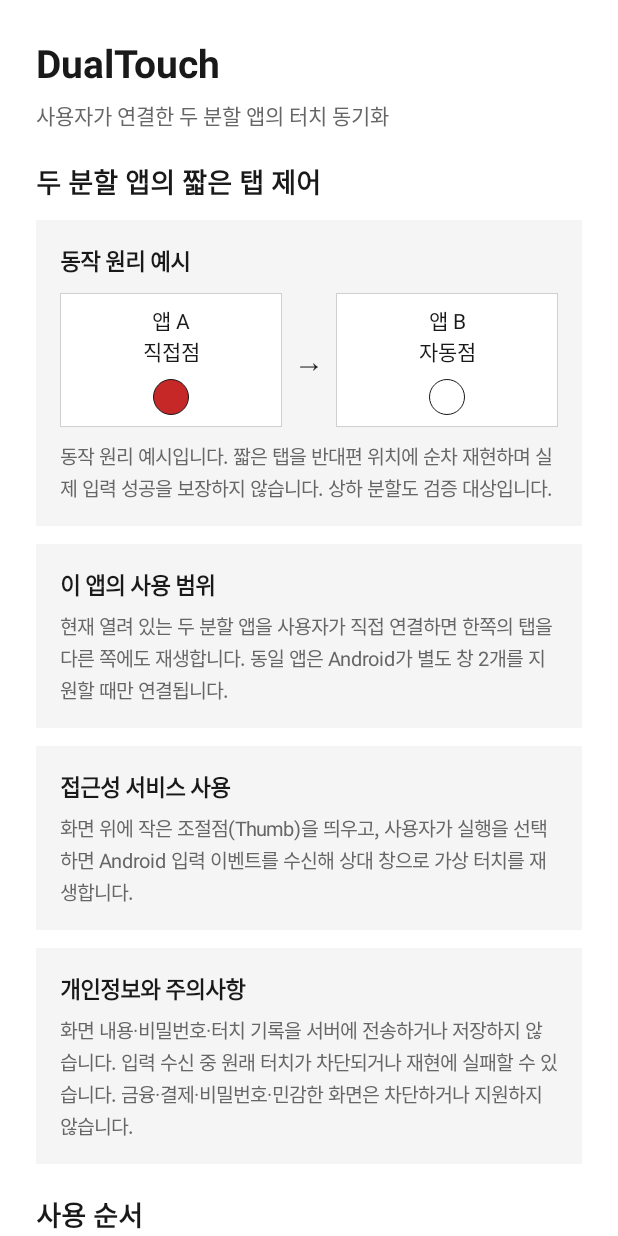
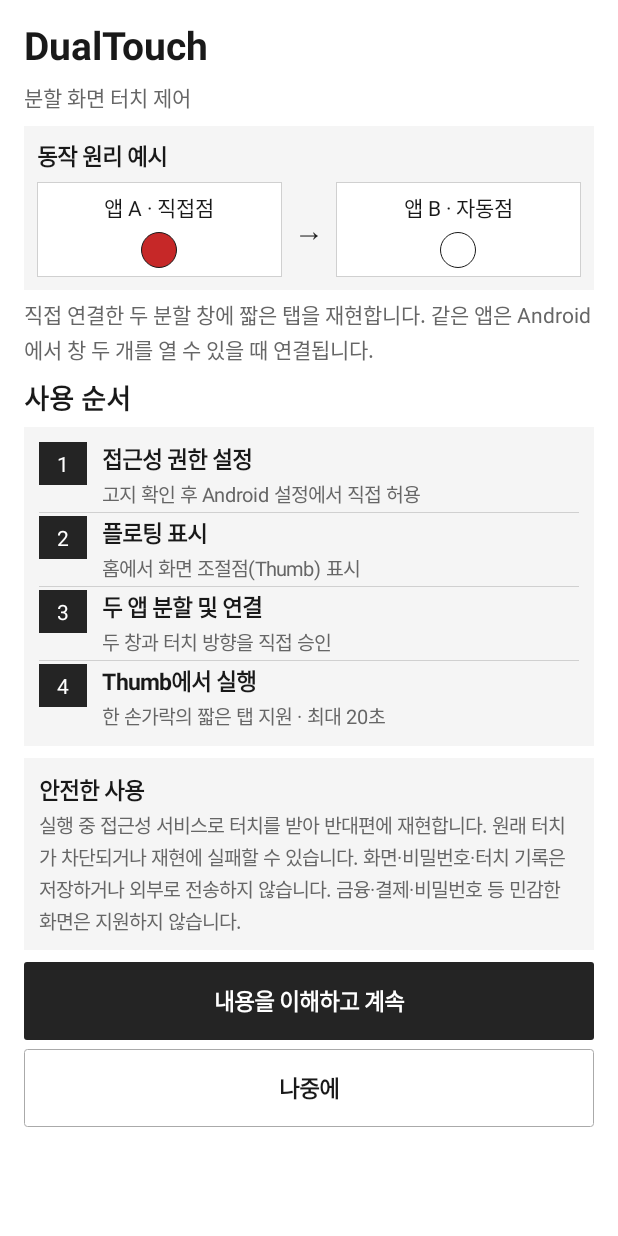
Before and after one commit to hebi10/DualTouch, an Android app: the screen it shows after launch (MainActivity), on a phone screen of 412 x 824 dp. Run offline under Robolectric (Android 15) with nearby library versions, the phone set to English and light mode, and no system bars.

Commit message:
fix: align DualTouch onboarding layout (#11)

```diff
--- a/app/build.gradle.kts
+++ b/app/build.gradle.kts
@@ -18,8 +18,8 @@ android {
         applicationId = "com.hebi.dualtouch"
         minSdk = 34
         targetSdk = 36
-        versionCode = 5
-        versionName = "0.0.5-poc"
+        versionCode = 6
+        versionName = "0.0.6-poc"
     }
 
     compileOptions {
--- a/app/src/main/java/com/hebi/dualtouch/MainActivity.kt
+++ b/app/src/main/java/com/hebi/dualtouch/MainActivity.kt
@@ -298,28 +298,39 @@ class MainActivity : Activity() {
         }
 
     private fun intro() {
-        header("DualTouch", "사용자가 연결한 두 분할 앱의 터치 동기화", false)
-        section("두 분할 앱의 짧은 탭 제어", 20)
+        if (viewport.widthCategory == WidthCategory.COMPACT) {
+            val padding = UiKit.dp(this, 4)
+            root.setPadding(padding, 0, padding, padding)
+        }
+        header("DualTouch", "분할 화면 터치 제어", false)
         addSplitExample()
-        card("이 앱의 사용 범위",
-            "현재 열려 있는 두 분할 앱을 사용자가 직접 연결하면 한쪽의 탭을 다른 쪽에도 재생합니다. 동일 앱은 Android가 별도 창 2개를 지원할 때만 연결됩니다.")
-        card("접근성 서비스 사용",
-            "화면 위에 작은 조절점(Thumb)을 띄우고, 사용자가 실행을 선택하면 Android 입력 이벤트를 수신해 상대 창으로 가상 터치를 재생합니다.")
-        card("개인정보와 주의사항",
-            "화면 내용·비밀번호·터치 기록을 서버에 전송하거나 저장하지 않습니다. " +
-                "입력 수신 중 원래 터치가 차단되거나 재현에 실패할 수 있습니다. 금융·결제·비밀번호·민감한 화면은 차단하거나 지원하지 않습니다.")
-        section("사용 순서", 20)
-        addSteps(listOf(
-            "접근성 권한 설정" to "고지 내용을 확인하고 Android 설정에서 직접 허용합니다.",
-            "플로팅 표시" to "홈에서 Thumb를 표시합니다.",
-            "두 앱 분할 및 연결" to "Android 분할 화면을 열고 두 앱과 방향을 승인합니다.",
-            "Thumb에서 실행" to "한 손가락의 짧은 탭만 지원하며 최대 20초 후 중지됩니다."
-        ))
-        addAction("내용을 이해하고 계속", top = 26) {
+        addBody(
+            "직접 연결한 두 분할 창에 짧은 탭을 재현합니다. 같은 앱은 Android에서 창 두 개를 열 수 있을 때 연결됩니다.",
+            secondary = true,
+            top = 6,
+        )
+        section("사용 순서", 8)
+        addSteps(
+            listOf(
+                "접근성 권한 설정" to "고지 확인 후 Android 설정에서 직접 허용",
+                "플로팅 표시" to "홈에서 화면 조절점(Thumb) 표시",
+                "두 앱 분할 및 연결" to "두 창과 터치 방향을 직접 승인",
+                "Thumb에서 실행" to "한 손가락의 짧은 탭 지원 · 최대 20초",
+            ),
+            compact = true,
+        )
+        val safety = UiKit.card(this, palette, 10)
+        UiKit.add(safety, UiKit.text(this, palette, "안전한 사용", 15f, true))
+        UiKit.add(safety, UiKit.text(this, palette,
+            "실행 중 접근성 서비스로 터치를 받아 반대편에 재현합니다. 원래 터치가 차단되거나 재현에 실패할 수 있습니다. " +
+                "화면·비밀번호·터치 기록은 저장하거나 외부로 전송하지 않습니다. 금융·결제·비밀번호 등 민감한 화면은 지원하지 않습니다.",
+            13f, secondary = true), topDp = 3)
+        UiKit.add(root, safety, topDp = 8)
+        addAction("내용을 이해하고 계속", top = 8) {
             settings.onboardingRead = true
             go(Page.HOME)
         }
-        addAction("나중에", false) { finish() }
+        addAction("나중에", false, top = 6) { finish() }
     }
 
     private fun statusRow(parent: LinearLayout, label: String, kind: LineIcon): TextView {
@@ -570,14 +581,21 @@ class MainActivity : Activity() {
         }
     }
 
-    private fun addSteps(steps: List<Pair<String, String>>) {
-        val container = UiKit.card(this, palette, 12)
+    private fun addSteps(steps: List<Pair<String, String>>, compact: Boolean = false) {
+        val container = UiKit.card(this, palette, if (compact) 10 else 12)
+        val dividerGap = if (compact) 2 else 8
         steps.forEachIndexed { index, (title, detail) ->
             if (index > 0) {
-                UiKit.add(container, View(this).apply {
+                val divider = View(this).apply {
                     setBackgroundColor(palette.line)
-                    minimumHeight = UiKit.dp(this@MainActivity, 1)
-                }, topDp = 8, bottomDp = 8)
+                }
+                container.addView(divider, LinearLayout.LayoutParams(
+                    ViewGroup.LayoutParams.MATCH_PARENT,
+                    UiKit.dp(this, 1),
+                ).apply {
+                    topMargin = UiKit.dp(this@MainActivity, dividerGap)
+                    bottomMargin = topMargin
+                })
             }
             val row = LinearLayout(this).apply {
                 orientation = LinearLayout.HORIZONTAL
@@ -593,22 +611,23 @@ class MainActivity : Activity() {
             })
             val body = UiKit.column(this)
             UiKit.add(body, UiKit.text(this, palette, title, 15f, true))
-            UiKit.add(body, UiKit.text(this, palette, detail, 14f, secondary = true), topDp = 4)
+            UiKit.add(body, UiKit.text(this, palette, detail, if (compact) 13f else 14f, secondary = true),
+                topDp = if (compact) 2 else 4)
             row.addView(body, LinearLayout.LayoutParams(0, ViewGroup.LayoutParams.WRAP_CONTENT, 1f))
             UiKit.add(container, row)
         }
-        UiKit.add(root, container, topDp = 10)
+        UiKit.add(root, container, topDp = if (compact) 6 else 10)
     }
 
     private fun addSplitExample() {
-        val sample = UiKit.card(this, palette)
+        val sample = UiKit.card(this, palette, 9)
         UiKit.add(sample, UiKit.text(this, palette, "동작 원리 예시", 15f, true))
         val row = LinearLayout(this).apply {
             orientation = LinearLayout.HORIZONTAL
             gravity = Gravity.CENTER_VERTICAL
         }
         fun examplePane(label: String, color: Int): LinearLayout {
-            return UiKit.column(this, 8).apply {
+            return UiKit.column(this, 6).apply {
                 gravity = Gravity.CENTER_HORIZONTAL
                 background = UiKit.shape(palette.background, palette.line)
                 UiKit.add(this, UiKit.centeredLabel(this@MainActivity, label, palette.text, 14f))
@@ -621,18 +640,17 @@ class MainActivity : Activity() {
                     importantForAccessibility = View.IMPORTANT_FOR_ACCESSIBILITY_NO
                 }
                 addView(marker, LinearLayout.LayoutParams(UiKit.dp(this@MainActivity, 24),
-                    UiKit.dp(this@MainActivity, 24)).apply { topMargin = UiKit.dp(this@MainActivity, 8) })
+                    UiKit.dp(this@MainActivity, 24)).apply { topMargin = UiKit.dp(this@MainActivity, 6) })
             }
         }
-        row.addView(examplePane("앱 A\n직접점", 0xFFC62828.toInt()),
+        row.addView(examplePane("앱 A · 직접점", 0xFFC62828.toInt()),
             LinearLayout.LayoutParams(0, ViewGroup.LayoutParams.WRAP_CONTENT, 1f))
         row.addView(UiKit.centeredLabel(this, "→", palette.text, 20f),
             LinearLayout.LayoutParams(UiKit.dp(this, 36), ViewGroup.LayoutParams.WRAP_CONTENT))
-        row.addView(examplePane("앱 B\n자동점", 0xFFFFFFFF.toInt()),
+        row.addView(examplePane("앱 B · 자동점", 0xFFFFFFFF.toInt()),
             LinearLayout.LayoutParams(0, ViewGroup.LayoutParams.WRAP_CONTENT, 1f))
-        UiKit.add(sample, row, topDp = 10)
-        UiKit.add(sample, UiKit.text(this, palette, "동작 원리 예시입니다. 짧은 탭을 반대편 위치에 순차 재현하며 실제 입력 성공을 보장하지 않습니다. 상하 분할도 검증 대상입니다.", 13f, secondary = true), topDp = 10)
-        UiKit.add(root, sample, topDp = 12)
+        UiKit.add(sample, row, topDp = 6)
+        UiKit.add(root, sample, topDp = 9)
     }
 
     private fun addLayoutExamples() {
```
